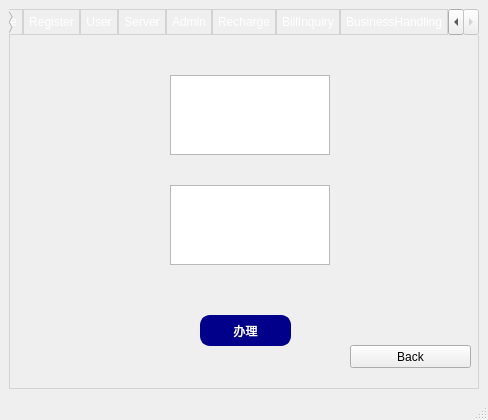
Old version of the form src/telecharge.ui in the repository Jackie-Li-0228/SQL-telecharge-system.
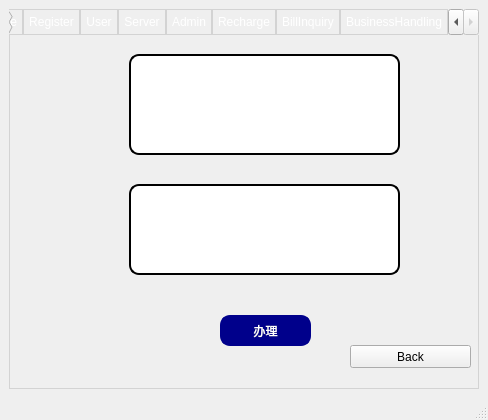
New version of the form. The open tabs and pages were chosen to show the change. Icons and pictures are not drawn.

Commit message: beauty user page

Patch:
```diff
--- a/src/telecharge.ui
+++ b/src/telecharge.ui
@@ -1079,7 +1079,7 @@
        <widget class="QPushButton" name="handleBusinessButton">
         <property name="geometry">
          <rect>
-          <x>190</x>
+          <x>210</x>
           <y>280</y>
           <width>91</width>
           <height>31</height>
@@ -1099,30 +1099,46 @@
        <widget class="QWidget" name="verticalLayoutWidget">
         <property name="geometry">
          <rect>
-          <x>160</x>
-          <y>40</y>
-          <width>160</width>
-          <height>80</height>
+          <x>119</x>
+          <y>19</y>
+          <width>271</width>
+          <height>101</height>
          </rect>
         </property>
         <layout class="QVBoxLayout" name="servicesTableLayout">
          <item>
-          <widget class="QTableWidget" name="servicesTableWidget"/>
+          <widget class="QTableWidget" name="servicesTableWidget">
+           <property name="styleSheet">
+            <string notr="true">border: 2px solid #000000;
+border-radius: 10px;
+background-color: #FFFFFF;
+color: #000000;
+padding: 5px;</string>
+           </property>
+          </widget>
          </item>
         </layout>
        </widget>
        <widget class="QWidget" name="verticalLayoutWidget_2">
         <property name="geometry">
          <rect>
-          <x>160</x>
-          <y>150</y>
-          <width>160</width>
-          <height>80</height>
+          <x>119</x>
+          <y>149</y>
+          <width>271</width>
+          <height>91</height>
          </rect>
         </property>
         <layout class="QVBoxLayout" name="packagesTableLayout">
          <item>
-          <widget class="QTableWidget" name="packagesTableWidget"/>
+          <widget class="QTableWidget" name="packagesTableWidget">
+           <property name="styleSheet">
+            <string notr="true">border: 2px solid #000000;
+border-radius: 10px;
+background-color: #FFFFFF;
+color: #000000;
+padding: 5px;</string>
+           </property>
+          </widget>
          </item>
         </layout>
        </widget>
```
Left out of the diff: 75 changed lines with no effect on the pictures.
